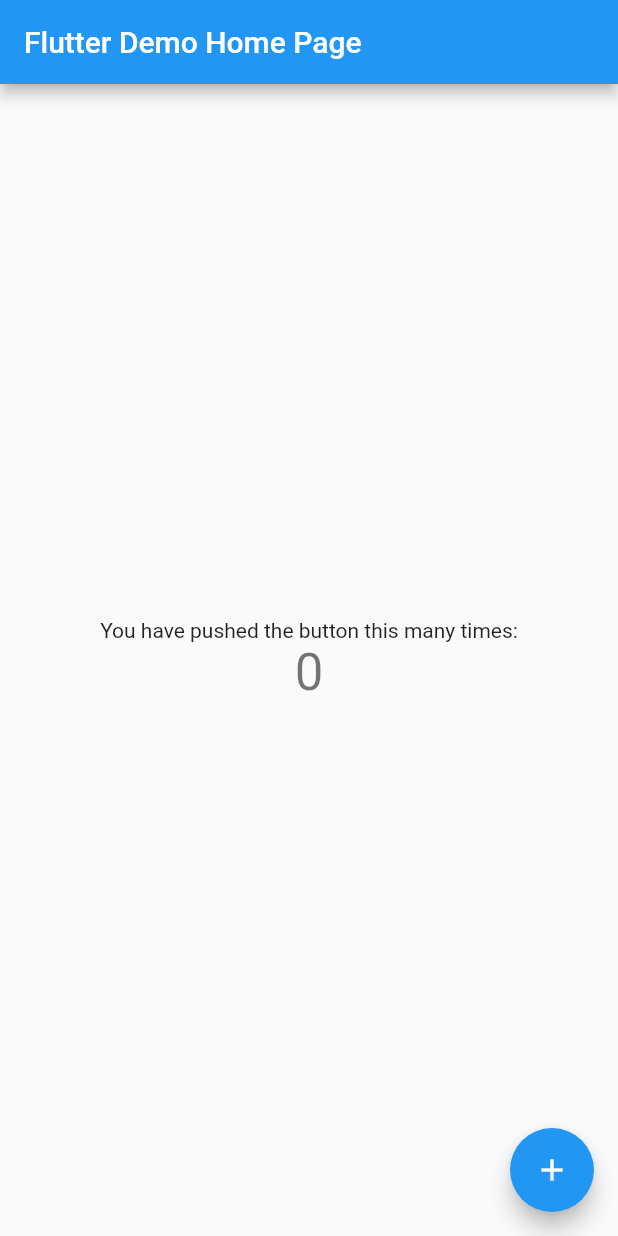
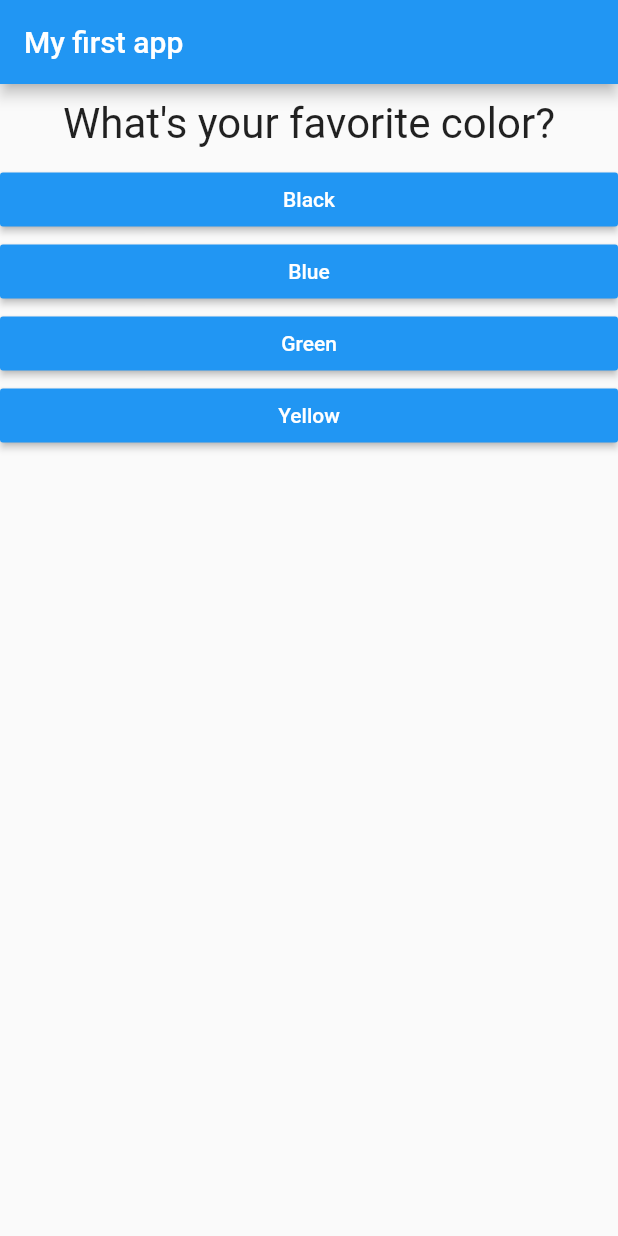
Before and after one commit to rodolphocaires/udemy-max-quiz, a Flutter app: the screen it shows after launch, on a phone screen of 412 x 824 dp. Run offline on Flutter 3.47's test engine with Material 2 defaults, Android fonts, the phone set to English and light mode, and no system bars.

Commit message:
Lesson complete

```diff
--- /dev/null
+++ b/lib/answer.dart
@@ -0,0 +1,23 @@
+import 'package:flutter/material.dart';
+
+class Answer extends StatelessWidget {
+  final String text;
+  final Function onPressed;
+
+  Answer({this.text, this.onPressed});
+
+  @override
+  Widget build(BuildContext context) {
+    return Container(
+      width: double.infinity,
+      child: RaisedButton(
+        onPressed: this.onPressed,
+        color: Colors.blue,
+        child: Text(
+          text,
+          style: TextStyle(color: Colors.white),
+        ),
+      ),
+    );
+  }
+}
--- a/lib/main.dart
+++ b/lib/main.dart
@@ -1,117 +1,83 @@
 import 'package:flutter/material.dart';
+import 'package:flutter_complete_guide/answer.dart';
+import 'package:flutter_complete_guide/question.dart';
+import 'package:flutter_complete_guide/quiz.dart';
+import 'package:flutter_complete_guide/result.dart';
 
 void main() {
   runApp(MyApp());
 }
 
-class MyApp extends StatelessWidget {
-  // This widget is the root of your application.
+class MyApp extends StatefulWidget {
   @override
-  Widget build(BuildContext context) {
-    return MaterialApp(
-      title: 'Flutter Demo',
-      theme: ThemeData(
-        // This is the theme of your application.
-        //
-        // Try running your application with "flutter run". You'll see the
-        // application has a blue toolbar. Then, without quitting the app, try
-        // changing the primarySwatch below to Colors.green and then invoke
-        // "hot reload" (press "r" in the console where you ran "flutter run",
-        // or simply save your changes to "hot reload" in a Flutter IDE).
-        // Notice that the counter didn't reset back to zero; the application
-        // is not restarted.
-        primarySwatch: Colors.blue,
-        // This makes the visual density adapt to the platform that you run
-        // the app on. For desktop platforms, the controls will be smaller and
-        // closer together (more dense) than on mobile platforms.
-        visualDensity: VisualDensity.adaptivePlatformDensity,
-      ),
-      home: MyHomePage(title: 'Flutter Demo Home Page'),
-    );
-  }
+  _MyAppState createState() => _MyAppState();
 }
 
-class MyHomePage extends StatefulWidget {
-  MyHomePage({Key key, this.title}) : super(key: key);
+class _MyAppState extends State<MyApp> {
+  var _questionIndex = 0;
+  var _totalScore = 0;
+  final _questions = const [
+    {
+      'text': 'What\'s your favorite color?',
+      'answers': [
+        {'text': 'Black', 'score': 10},
+        {'text': 'Blue', 'score': 5},
+        {'text': 'Green', 'score': 3},
+        {'text': 'Yellow', 'score': 1}
+      ],
+    },
+    {
+      'text': 'What\'s your favorite animal?',
+      'answers': [
+        {'text': 'Cat', 'score': 5},
+        {'text': 'Rabbit', 'score': 3},
+        {'text': 'Dog', 'score': 1},
+        {'text': 'Elephant', 'score': 10}
+      ]
+    },
+    {
+      'text': 'Who\'s your favorite instructor?',
+      'answers': [
+        {'text': 'Maximillian', 'score': 1},
+        {'text': 'Sandra Lee', 'score': 3},
+        {'text': 'Brasileirinho Badaras', 'score': 10},
+        {'text': 'Italiano Maluuunco', 'score': 5}
+      ]
+    },
+  ];
 
-  // This widget is the home page of your application. It is stateful, meaning
-  // that it has a State object (defined below) that contains fields that affect
-  // how it looks.
+  void _answerQuestion(int score) {
+    _totalScore += score;
+    if (_questionIndex < _questions.length) {
+      setState(() => _questionIndex++);
+    }
+  }
 
-  // This class is the configuration for the state. It holds the values (in this
-  // case the title) provided by the parent (in this case the App widget) and
-  // used by the build method of the State. Fields in a Widget subclass are
-  // always marked "final".
-
-  final String title;
-
-  @override
-  _MyHomePageState createState() => _MyHomePageState();
-}
-
-class _MyHomePageState extends State<MyHomePage> {
-  int _counter = 0;
-
-  void _incrementCounter() {
+  void _resetQuiz() {
     setState(() {
-      // This call to setState tells the Flutter framework that something has
-      // changed in this State, which causes it to rerun the build method below
-      // so that the display can reflect the updated values. If we changed
-      // _counter without calling setState(), then the build method would not be
-      // called again, and so nothing would appear to happen.
-      _counter++;
+      _questionIndex = 0;
     });
+    _totalScore = 0;
   }
 
   @override
   Widget build(BuildContext context) {
-    // This method is rerun every time setState is called, for instance as done
-    // by the _incrementCounter method above.
-    //
-    // The Flutter framework has been optimized to make rerunning build methods
-    // fast, so that you can just rebuild anything that needs updating rather
-    // than having to individually change instances of widgets.
-    return Scaffold(
-      appBar: AppBar(
-        // Here we take the value from the MyHomePage object that was created by
-        // the App.build method, and use it to set our appbar title.
-        title: Text(widget.title),
+    return MaterialApp(
+      home: Scaffold(
+        appBar: AppBar(
+          title: Text('My first app'),
+        ),
+        body: _questionIndex < _questions.length
+            ? Quiz(
+                questions: _questions,
+                index: _questionIndex,
+                onPressed: _answerQuestion,
+              )
+            : Result(
+                score: _totalScore,
+                reset: _resetQuiz,
+              ),
       ),
-      body: Center(
-        // Center is a layout widget. It takes a single child and positions it
-        // in the middle of the parent.
-        child: Column(
-          // Column is also a layout widget. It takes a list of children and
-          // arranges them vertically. By default, it sizes itself to fit its
-          // children horizontally, and tries to be as tall as its parent.
-          //
-          // Invoke "debug painting" (press "p" in the console, choose the
-          // "Toggle Debug Paint" action from the Flutter Inspector in Android
-          // Studio, or the "Toggle Debug Paint" command in Visual Studio Code)
-          // to see the wireframe for each widget.
-          //
-          // Column has various properties to control how it sizes itself and
-          // how it positions its children. Here we use mainAxisAlignment to
-          // center the children vertically; the main axis here is the vertical
-          // axis because Columns are vertical (the cross axis would be
-          // horizontal).
-          mainAxisAlignment: MainAxisAlignment.center,
-          children: <Widget>[
-            Text(
-              'You have pushed the button this many times:',
-            ),
-            Text(
-              '$_counter',
-              style: Theme.of(context).textTheme.headline4,
-            ),
-          ],
-        ),
-      ),
-      floatingActionButton: FloatingActionButton(
-        onPressed: _incrementCounter,
-        tooltip: 'Increment',
-        child: Icon(Icons.add),
-      ), // This trailing comma makes auto-formatting nicer for build methods.
     );
   }
 }
--- /dev/null
+++ b/lib/question.dart
@@ -0,0 +1,20 @@
+import 'package:flutter/cupertino.dart';
+
+class Question extends StatelessWidget {
+  final String questionText;
+
+  Question(this.questionText);
+
+  @override
+  Widget build(BuildContext context) {
+    return Container(
+      width: double.infinity,
+      margin: EdgeInsets.all(10),
+      child: Text(
+        questionText,
+        style: TextStyle(fontSize: 28),
+        textAlign: TextAlign.center,
+      ),
+    );
+  }
+}
--- /dev/null
+++ b/lib/quiz.dart
@@ -0,0 +1,27 @@
+import 'package:flutter/material.dart';
+import 'package:flutter_complete_guide/answer.dart';
+import 'package:flutter_complete_guide/question.dart';
+
+class Quiz extends StatelessWidget {
+  final List<Map<String, Object>> questions;
+  final int index;
+  final Function onPressed;
+
+  Quiz({
+    @required this.questions,
+    @required this.index,
+    @required this.onPressed,
+  });
+
+  @override
+  Widget build(BuildContext context) {
+    return Column(
+      children: <Widget>[
+        Question(questions[index]['text']),
+        ...(questions[index]['answers'] as List<Map<String, Object>>).map((_answer) {
+          return Answer(text: _answer['text'], onPressed: () => onPressed(_answer['score']));
+        }).toList()
+      ],
+    );
+  }
+}
```
Also changed, not shown: lib/result.dart (added, +48 -0 lines).
